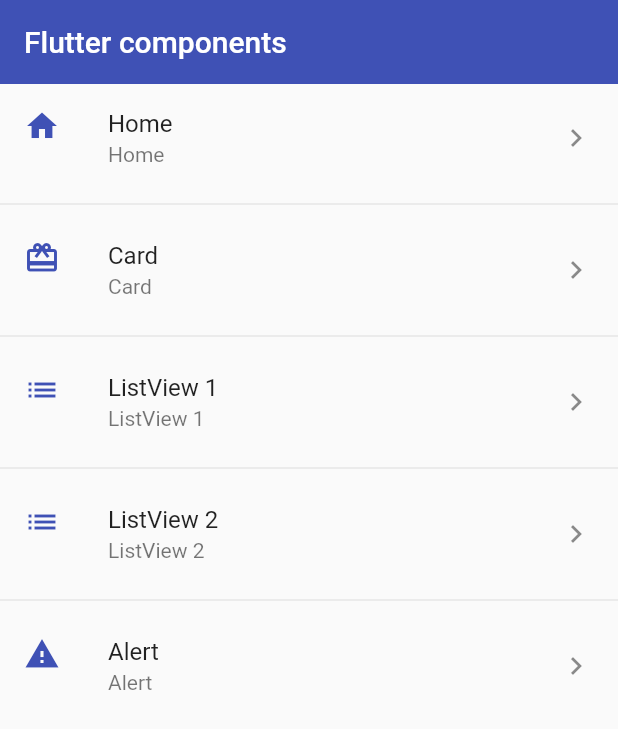
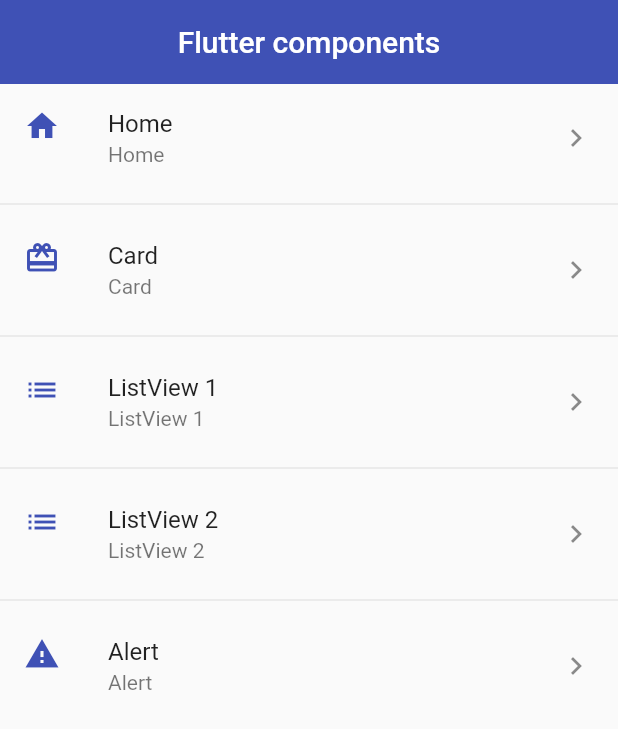
Before and after one commit to alfcastillo90/fluuter_components, a Flutter app: the screen it shows after launch, on a phone screen of 412 x 824 dp. Shown: the top 729 px of the screen. Run offline on Flutter 3.47's test engine with Material 2 defaults, Android fonts, the phone set to English and light mode, and no system bars.

```diff
--- a/lib/theme/app_theme.dart
+++ b/lib/theme/app_theme.dart
@@ -3,8 +3,14 @@ import 'package:flutter/material.dart';
 class AppTheme {
   static const Color primary = Colors.indigo;
   static final ThemeData lightTheme = ThemeData.light().copyWith(
-    appBarTheme: const AppBarTheme(color: primary, elevation: 0),
+    appBarTheme:
+        const AppBarTheme(color: primary, elevation: 0, centerTitle: true),
     primaryColor: primary,
+    textButtonTheme: TextButtonThemeData(
+      style: TextButton.styleFrom(
+        foregroundColor: primary,
+      ),
+    ),
   );
 
   static final ThemeData darkTheme = ThemeData.dark().copyWith(
--- /dev/null
+++ b/lib/widgets/widgets.dart
@@ -0,0 +1 @@
+export 'package:fluuter_components/widgets/custom_dart_type_1.dart';
```
Also changed, not shown: lib/screens/card_screen.dart (+8 -3 lines), lib/widgets/custom_dart_type_1.dart (added, +43 -0 lines).
